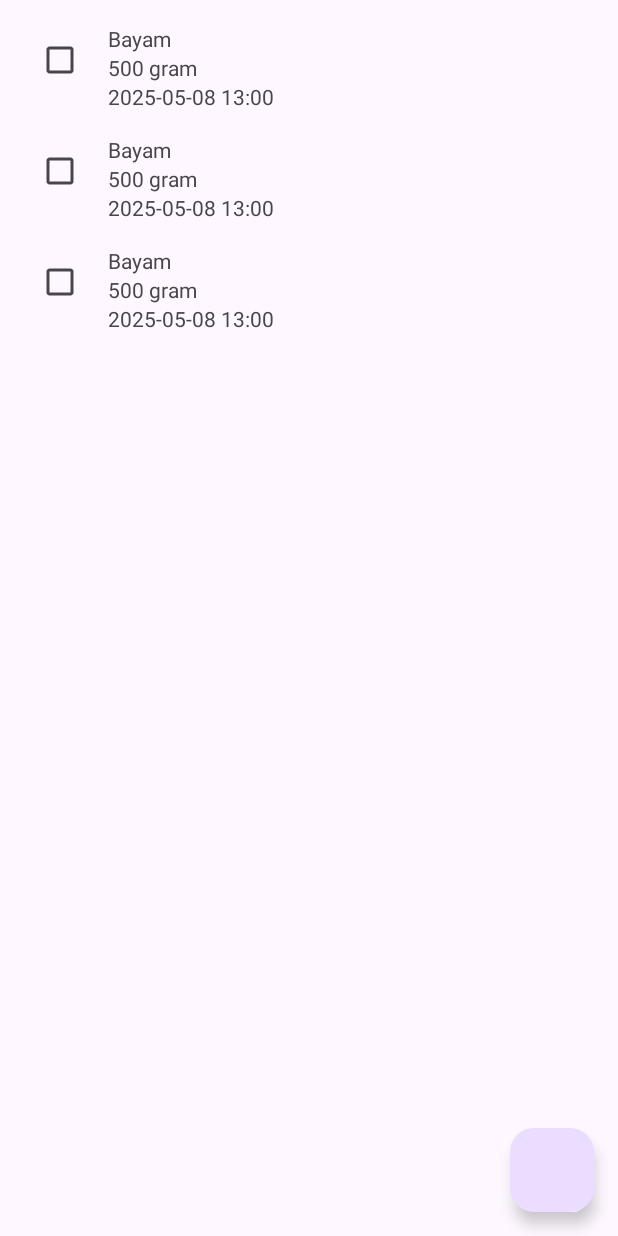
After one commit to itsqubeil/VeggieVision_PK, an Android app: the layout activity_history.xml on its own in the app's theme, with its tools: preview values and no code run, on a phone screen of 412 x 824 dp. The commit adds this screen. Run offline under Robolectric (Android 15) with nearby library versions, the phone set to English and light mode, and no system bars.

Commit message:
added history & sqlite

```diff
--- a/app/build.gradle.kts
+++ b/app/build.gradle.kts
@@ -1,6 +1,7 @@
 plugins {
     alias(libs.plugins.android.application)
     alias(libs.plugins.kotlin.android)
+    id ("kotlin-kapt")
 }
 
 android {
@@ -54,7 +55,10 @@ dependencies {
     implementation(libs.androidx.camera.lifecycle)
     implementation(libs.androidx.camera.view)
     implementation (libs.poi)
-    implementation ("org.apache.poi:poi-ooxml:5.2.3")
+    implementation (libs.poi.ooxml)
+    implementation (libs.androidx.room.runtime)
+    implementation (libs.androidx.room.ktx)
+    kapt (libs.androidx.room.compiler)
     implementation(libs.tensorflow.lite.metadata)
     implementation (libs.tensorflow.lite.task.vision)
     implementation (libs.tensorflow.lite)
--- /dev/null
+++ b/app/src/main/res/layout/activity_history.xml
@@ -0,0 +1,42 @@
+<?xml version="1.0" encoding="utf-8"?>
+<androidx.constraintlayout.widget.ConstraintLayout xmlns:android="http://schemas.android.com/apk/res/android"
+    xmlns:app="http://schemas.android.com/apk/res-auto"
+    xmlns:tools="http://schemas.android.com/tools"
+    android:id="@+id/main"
+    android:layout_width="match_parent"
+    android:layout_height="match_parent"
+    tools:context=".view.HistoryActivity">
+
+    <androidx.recyclerview.widget.RecyclerView
+        android:id="@+id/recyclerView"
+        android:layout_width="0dp"
+        android:layout_height="0dp"
+        android:clipToPadding="false"
+        android:padding="8dp"
+        app:layout_constraintBottom_toBottomOf="parent"
+        app:layout_constraintEnd_toEndOf="parent"
+        app:layout_constraintStart_toStartOf="parent"
+        app:layout_constraintTop_toTopOf="parent"
+        tools:listitem="@layout/item_history" />
+
+    <ProgressBar
+        android:id="@+id/progressBar"
+        android:layout_width="wrap_content"
+        android:layout_height="wrap_content"
+        android:visibility="gone"
+        app:layout_constraintBottom_toBottomOf="parent"
+        app:layout_constraintEnd_toEndOf="parent"
+        app:layout_constraintStart_toStartOf="parent"
+        app:layout_constraintTop_toTopOf="parent" />
+
+    <com.google.android.material.floatingactionbutton.FloatingActionButton
+        android:id="@+id/buttonExport"
+        android:layout_width="wrap_content"
+        android:layout_height="wrap_content"
+        android:layout_margin="16dp"
+        android:contentDescription="Export to Excel"
+        app:layout_constraintBottom_toBottomOf="parent"
+        app:layout_constraintEnd_toEndOf="parent" />
+
+
+</androidx.constraintlayout.widget.ConstraintLayout>
--- /dev/null
+++ b/app/src/main/res/layout/item_history.xml
@@ -0,0 +1,39 @@
+<?xml version="1.0" encoding="utf-8"?>
+<LinearLayout xmlns:android="http://schemas.android.com/apk/res/android"
+    android:layout_width="match_parent"
+    android:layout_height="wrap_content"
+    android:orientation="horizontal"
+    android:padding="8dp">
+
+    <CheckBox
+        android:id="@+id/checkbox"
+        android:layout_width="wrap_content"
+        android:layout_height="wrap_content" />
+
+    <LinearLayout
+        android:layout_width="0dp"
+        android:layout_height="wrap_content"
+        android:layout_weight="1"
+        android:orientation="vertical"
+        android:paddingStart="8dp">
+
+        <TextView
+            android:id="@+id/textName"
+            android:layout_width="wrap_content"
+            android:layout_height="wrap_content"
+            android:text="Bayam" />
+
+        <TextView
+            android:id="@+id/textWeight"
+            android:layout_width="wrap_content"
+            android:layout_height="wrap_content"
+            android:text="500 gram" />
+
+        <TextView
+            android:id="@+id/textTimestamp"
+            android:layout_width="wrap_content"
+            android:layout_height="wrap_content"
+            android:text="2025-05-08 13:00" />
+    </LinearLayout>
+
+</LinearLayout>
--- a/gradle/libs.versions.toml
+++ b/gradle/libs.versions.toml
@@ -13,6 +13,7 @@ activity = "1.10.1"
 constraintlayout = "2.1.4"
 mpandroidchart = "v3.1.0"
 poi = "5.2.3"
+roomRuntime = "2.7.1"
 tensorflowLite = "2.14.0"
 tensorflowLiteMetadata = "0.4.4"
 tensorflowLiteSupport = "0.4.4"
@@ -23,6 +24,9 @@ androidx-camera-camera2 = { module = "androidx.camera:camera-camera2", version.r
 androidx-camera-lifecycle = { module = "androidx.camera:camera-lifecycle", version.ref = "cameraxVersion" }
 androidx-camera-view = { module = "androidx.camera:camera-view", version.ref = "cameraxVersion" }
 androidx-core-ktx = { group = "androidx.core", name = "core-ktx", version.ref = "coreKtx" }
+androidx-room-compiler = { module = "androidx.room:room-compiler", version.ref = "roomRuntime" }
+androidx-room-ktx = { module = "androidx.room:room-ktx", version.ref = "roomRuntime" }
+androidx-room-runtime = { module = "androidx.room:room-runtime", version.ref = "roomRuntime" }
 gson = { module = "com.google.code.gson:gson", version.ref = "gson" }
 junit = { group = "junit", name = "junit", version.ref = "junit" }
 androidx-junit = { group = "androidx.test.ext", name = "junit", version.ref = "junitVersion" }
@@ -33,6 +37,7 @@ androidx-activity = { group = "androidx.activity", name = "activity", version.re
 androidx-constraintlayout = { group = "androidx.constraintlayout", name = "constraintlayout", version.ref = "constraintlayout" }
 mpandroidchart = { module = "com.github.PhilJay:MPAndroidChart", version.ref = "mpandroidchart" }
 poi = { module = "org.apache.poi:poi", version.ref = "poi" }
+poi-ooxml = { module = "org.apache.poi:poi-ooxml", version.ref = "poi" }
 tensorflow-lite = { module = "org.tensorflow:tensorflow-lite", version.ref = "tensorflowLite" }
 tensorflow-lite-gpu = { module = "org.tensorflow:tensorflow-lite-gpu", version.ref = "tensorflowLite" }
 tensorflow-lite-metadata = { module = "org.tensorflow:tensorflow-lite-metadata", version.ref = "tensorflowLiteMetadata" }
```
Also changed, not shown: app/src/main/AndroidManifest.xml (+10 -8 lines), app/src/main/java/com/veggievision/lokatani/ExportActivity.kt (deleted, +0 -20 lines), app/src/main/java/com/veggievision/lokatani/data/VeggieDao.kt (added, +15 -0 lines), app/src/main/java/com/veggievision/lokatani/data/VeggieDatabase.kt (added, +28 -0 lines), app/src/main/java/com/veggievision/lokatani/data/VeggieEntity.kt (added, +12 -0 lines), app/src/main/java/com/veggievision/lokatani/view/CameraActivity.kt (+0 -7 lines), app/src/main/java/com/veggievision/lokatani/view/HistoryActivity.kt (added, +129 -0 lines), app/src/main/java/com/veggievision/lokatani/view/HistoryAdapter.kt (added, +67 -0 lines), app/src/main/java/com/veggievision/lokatani/view/MainActivity.kt (+5 -7 lines), app/src/main/java/com/veggievision/lokatani/view/NLPActivity.kt (+2 -15 lines), app/src/main/java/com/veggievision/lokatani/view/ResultActivity.kt (+40 -53 lines), app/src/main/res/layout/activity_export.xml (deleted, +0 -10 lines), app/src/main/res/layout/activity_main.xml (+10 -0 lines), app/src/main/res/layout/activity_result.xml (+0 -21 lines).
